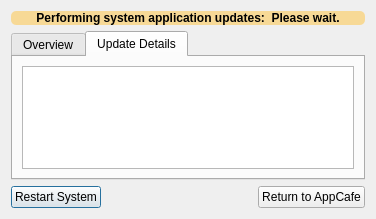
trueos/pcbsd, file src-qt4/pc-softwaremanager/updateDialog.ui: the form before one commit.
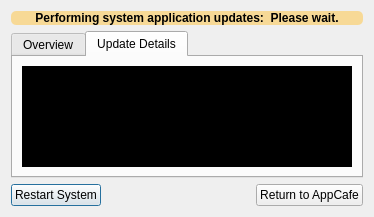
The form after the commit. The open tabs and pages were chosen to show the change. Icons and pictures are not drawn.

Commit message: AppCafe: Change colors of 'Update details' to be simular to console output

Diff of the .ui file:
```diff
--- a/src-qt4/pc-softwaremanager/updateDialog.ui
+++ b/src-qt4/pc-softwaremanager/updateDialog.ui
@@ -6,8 +6,8 @@
    <rect>
     <x>0</x>
     <y>0</y>
-    <width>376</width>
-    <height>219</height>
+    <width>374</width>
+    <height>217</height>
    </rect>
   </property>
   <property name="windowTitle">
@@ -91,7 +91,12 @@
       </attribute>
       <layout class="QVBoxLayout" name="verticalLayout_2">
        <item>
-        <widget class="QTextEdit" name="text_log"/>
+        <widget class="QTextEdit" name="text_log">
+         <property name="styleSheet">
+          <string notr="true">color: rgb(255, 255, 255);
+background-color: rgb(0, 0, 0);</string>
+         </property>
+        </widget>
        </item>
       </layout>
      </widget>
```
